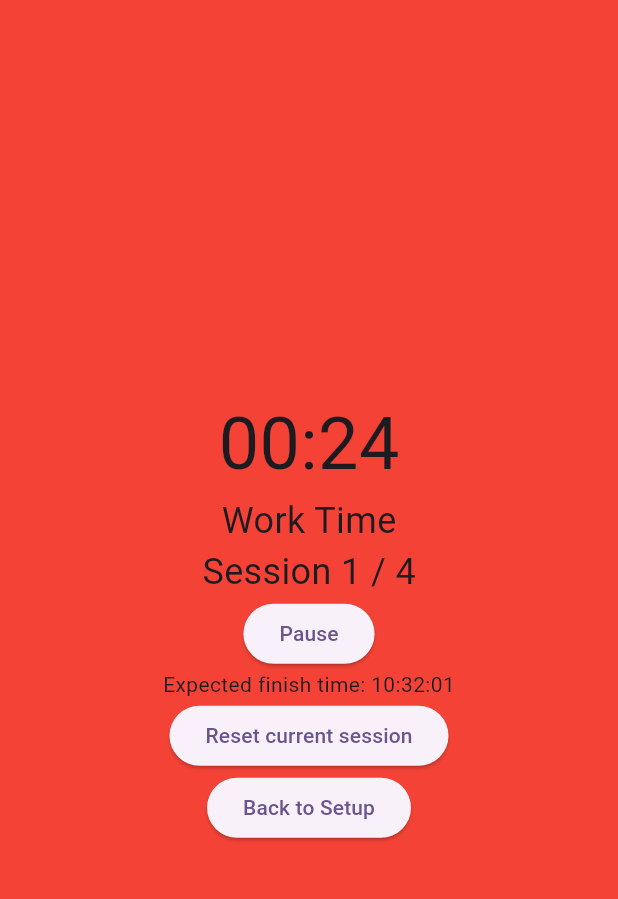
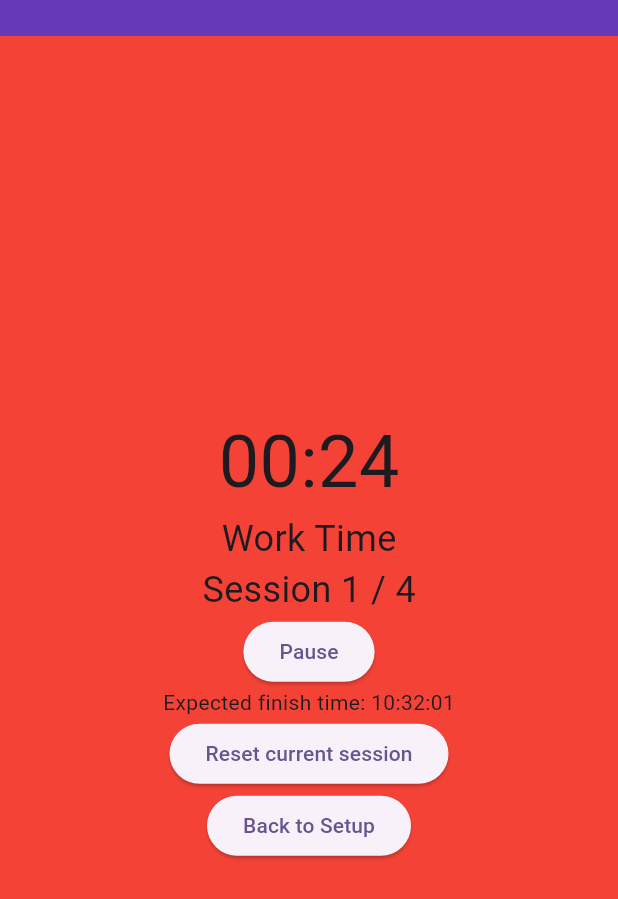
Before and after one commit to CareerDelTorro/pomodoro-coffee, a Flutter app: the screen it shows after launch, after a tap on "Start", on a phone screen of 412 x 824 dp. Shown: the top 899 px of the screen. Run offline on Flutter 3.47's test engine with Material 3 defaults, Android fonts, the light colour scheme and no system bars.

Commit message:
add top bar

```diff
--- a/lib/pages/results_page.dart
+++ b/lib/pages/results_page.dart
@@ -1,5 +1,6 @@
 import 'package:flutter/material.dart';
 import 'package:pomodoro_coffee/app_state.dart';
+import 'package:pomodoro_coffee/widgets/top_bar.dart';
 import 'package:provider/provider.dart';
 
 class ResultsPage extends StatelessWidget {
@@ -9,7 +10,11 @@ class ResultsPage extends StatelessWidget {
   Widget build(BuildContext context) {
     // Use appState to access shared state
     return Scaffold(
-      body: Center(
+      body: Column(
+        crossAxisAlignment: CrossAxisAlignment.stretch,
+        children: [
+          TopBar(height: 120, color: Colors.deepPurple, text: 'Complete'),
+          Expanded(
             child: Column(
               mainAxisAlignment: MainAxisAlignment.center,
               children: [
@@ -26,6 +31,8 @@ class ResultsPage extends StatelessWidget {
               ],
             ),
           ),
+        ],
+      ),
     );
   }
 }
--- a/lib/pages/session_page.dart
+++ b/lib/pages/session_page.dart
@@ -1,6 +1,7 @@
 import 'dart:async';
 import 'package:flutter/material.dart';
 import 'package:pomodoro_coffee/app_state.dart';
+import 'package:pomodoro_coffee/widgets/top_bar.dart';
 import 'package:provider/provider.dart';
 
 class SessionPage extends StatefulWidget {
@@ -164,13 +165,19 @@ class SessionPageState extends State<SessionPage> {
 
     return Scaffold(
       backgroundColor: backgroundColor,
-      body: Center(
+      body: Column(
+        crossAxisAlignment: CrossAxisAlignment.stretch,
+        children: [
+          TopBar(height: 24, color: Colors.deepPurple),
+          Expanded(
             child: Column(
               mainAxisAlignment: MainAxisAlignment.center,
               children: [
                 Text(timerText, style: TextStyle(fontSize: 48)),
                 Text(
-              _currentMode == TimerMode.workTime ? 'Work Time' : 'Break Time',
+                  _currentMode == TimerMode.workTime
+                      ? 'Work Time'
+                      : 'Break Time',
                   style: TextStyle(fontSize: 24),
                 ),
                 Text(
@@ -192,6 +199,8 @@ class SessionPageState extends State<SessionPage> {
               ],
             ),
           ),
+        ],
+      ),
     );
   }
 
--- a/lib/pages/setup_page.dart
+++ b/lib/pages/setup_page.dart
@@ -1,4 +1,5 @@
 import 'package:flutter/material.dart';
+import 'package:pomodoro_coffee/widgets/top_bar.dart';
 import 'package:provider/provider.dart';
 import 'package:pomodoro_coffee/app_state.dart';
 
@@ -10,8 +11,17 @@ class SetupPage extends StatelessWidget {
     final appState = Provider.of<AppState>(context);
 
     return Scaffold(
-      body: Center(
+      body: Column(
+        crossAxisAlignment: CrossAxisAlignment.stretch,
+        children: [
+          TopBar(
+            height: 120,
+            color: Colors.deepPurple,
+            text: 'Pomodoro Coffee',
+          ),
+          Expanded(
             child: Column(
+              mainAxisAlignment: MainAxisAlignment.center,
               children: [
                 Text('Set Work Duration (minutes): ${appState.workDuration}'),
                 Slider(
@@ -60,6 +70,8 @@ class SetupPage extends StatelessWidget {
               ],
             ),
           ),
+        ],
+      ),
     );
   }
 }
--- /dev/null
+++ b/lib/widgets/top_bar.dart
@@ -0,0 +1,38 @@
+import 'package:flutter/material.dart';
+
+class TopBar extends StatelessWidget {
+  final double height;
+  final Color color;
+  final String? text;
+  final TextStyle? textStyle;
+
+  const TopBar({
+    super.key,
+    required this.height,
+    required this.color,
+    this.text,
+    this.textStyle,
+  });
+
+  @override
+  Widget build(BuildContext context) {
+    return Container(
+      width: double.infinity,
+      height: height,
+      color: color,
+      alignment: Alignment.center,
+      child: text != null
+          ? Text(
+              text!,
+              style:
+                  textStyle ??
+                  const TextStyle(
+                    color: Colors.white,
+                    fontSize: 32,
+                    fontWeight: FontWeight.bold,
+                  ),
+            )
+          : null,
+    );
+  }
+}
```
Lines whose indentation alone changed are shown as unchanged.
